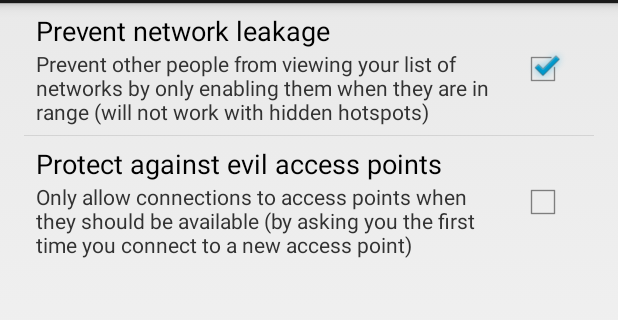
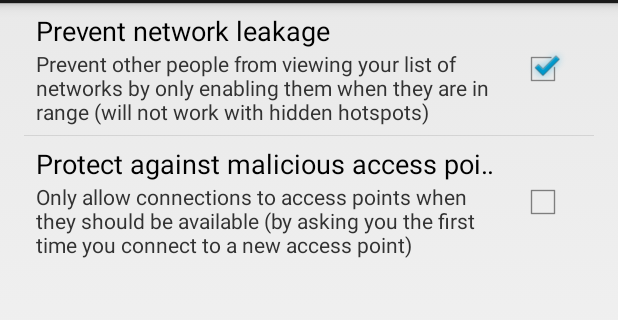
Before and after one commit to BramBonne/privacypolice, an Android app: the screen it shows after launch (MainActivity), on a phone screen of 412 x 824 dp, the part 69-389 px from its top. Run offline under Robolectric (Android 15) with nearby library versions, the phone set to English and light mode, and no system bars.

Commit message:
Rewording of evil access points.

```diff
--- a/privacypolice/src/main/res/values/strings.xml
+++ b/privacypolice/src/main/res/values/strings.xml
@@ -4,7 +4,7 @@
     <string name="app_name">Wi-Fi Privacy Police</string>
     <string name="pref_onlyavailable">Prevent network leakage</string>
     <string name="pref_onlyavailable_summ">Prevent other people from viewing your list of networks by only enabling them when they are in range (will not work with hidden hotspots)</string>
-    <string name="pref_onlyknown">Protect against evil access points</string>
+    <string name="pref_onlyknown">Protect against malicious access points</string>
     <string name="pref_onlyknown_summ">Only allow connections to access points when they should be available (by asking you the first time you connect to a new access point)</string>
     <string name="ask_permission">Are you sure network "%1$s" should be available right now?</string>
     <string name="yes">Yes</string>
```
Also changed, not shown: 1 other file.
